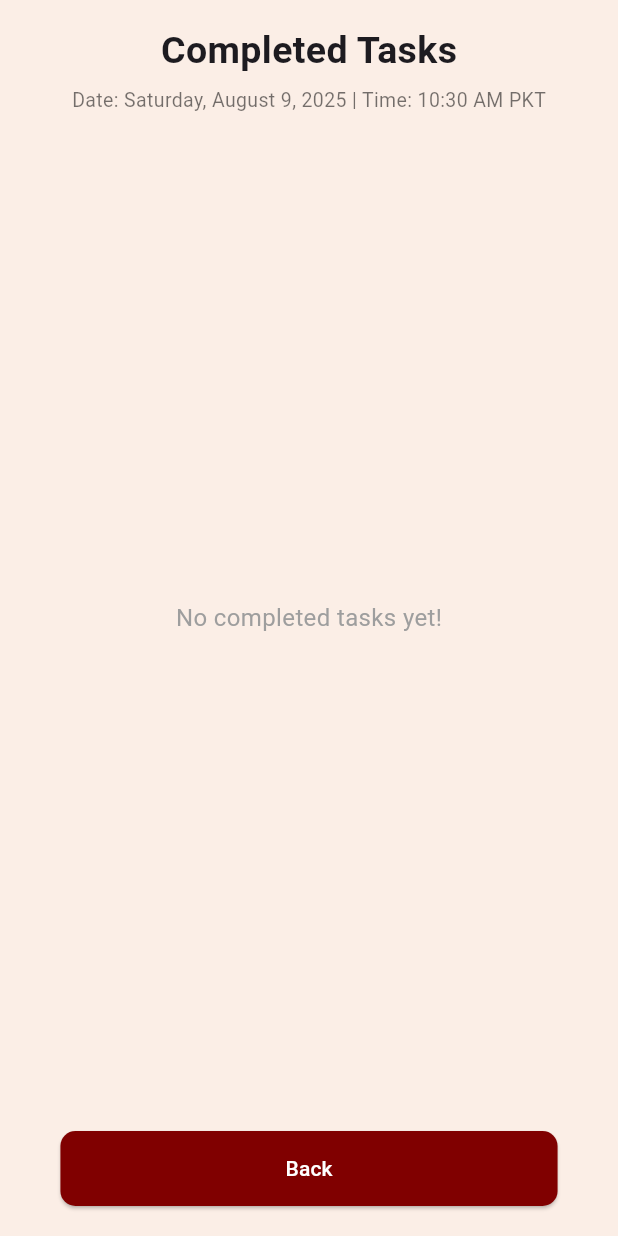
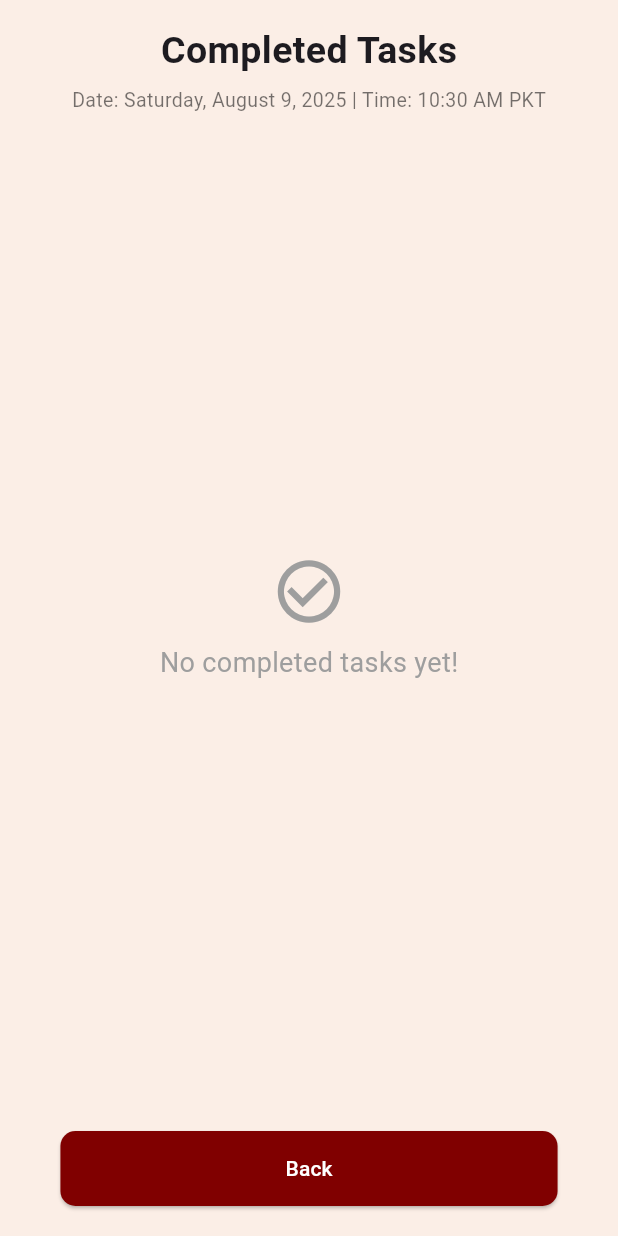
Before and after one commit to Munibafarooq-574/Aurado_2025, a Flutter app: the CompletedScreen screen opened directly, on a phone screen of 412 x 824 dp. Run offline on Flutter 3.47's test engine with Material 3 defaults, Android fonts, the phone set to English and light mode, and no system bars; our stand-ins replace animated_text_kit, flutter_local_notifications, permission_handler, syncfusion_flutter_charts, timezone.

Commit message:
Initial commit

```diff
--- a/aurado_2025/lib/screens/CompletedScreen.dart
+++ b/aurado_2025/lib/screens/CompletedScreen.dart
@@ -68,9 +68,16 @@ class _CompletedScreenState extends State<CompletedScreen> {
                         final completedTasks = taskManager.getCompletedTasks();
                         if (completedTasks.isEmpty) {
                           return Center(
-                            child: Text(
-                              'No completed tasks yet!',
-                              style: TextStyle(color: Colors.grey, fontSize: 16),
+                            child: Column(
+                              mainAxisAlignment: MainAxisAlignment.center,
+                              children: [
+                                Icon(Icons.check_circle_outline, size: 50, color: Colors.grey),
+                                SizedBox(height: 10),
+                                Text(
+                                  "No completed tasks yet!",
+                                  style: TextStyle(fontSize: 18, color: Colors.grey),
+                                ),
+                              ],
                             ),
                           );
                         }
```
Also changed, not shown: aurado_2025/lib/screens/missed_screen.dart (+11 -3 lines).
